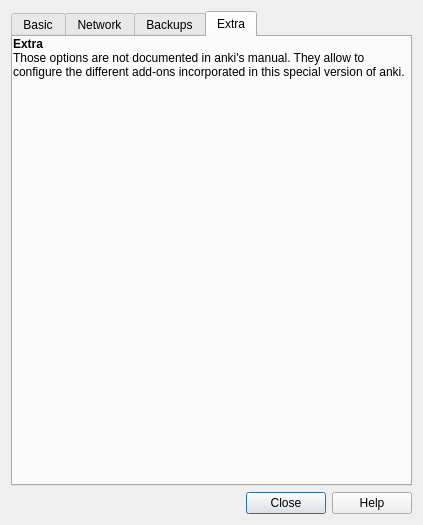
The window that designer/preferences.ui (the8thbit/anki) describes before a commit, drawn with Qt 5.
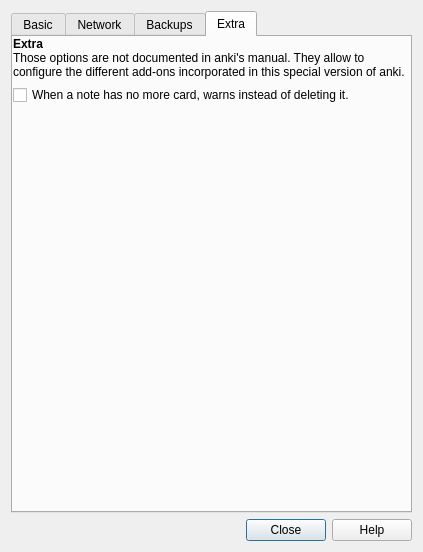
The same window after the commit. The open tabs and pages were chosen to show the change.

Commit message: Keep the notes without cards

Diff of the .ui file:
```diff
--- a/designer/preferences.ui
+++ b/designer/preferences.ui
@@ -7,7 +7,7 @@
     <x>0</x>
     <y>0</y>
     <width>423</width>
-    <height>508</height>
+    <height>552</height>
    </rect>
   </property>
   <property name="windowTitle">
@@ -489,6 +489,13 @@
           </property>
          </widget>
         </item>
+        <item>
+         <widget class="QCheckBox" name="keepEmptyNote">
+          <property name="text">
+           <string>When a note has no more card, warns instead of deleting it.</string>
+          </property>
+         </widget>
+        </item>
         <item>
          <spacer name="verticalSpacer">
           <property name="orientation">
```
Left out of the diff: 2 changed lines with no effect on the pictures. The commit also changes 9 other files.
